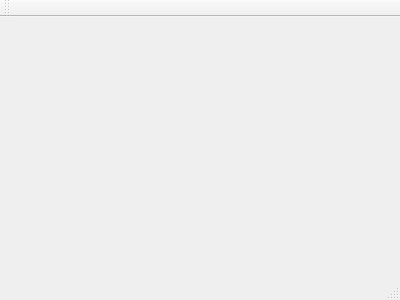
The window that item/intelligent_community/intelligent_community.ui (hewei-bit/QT-Learing) describes before a commit, drawn with Qt 5.
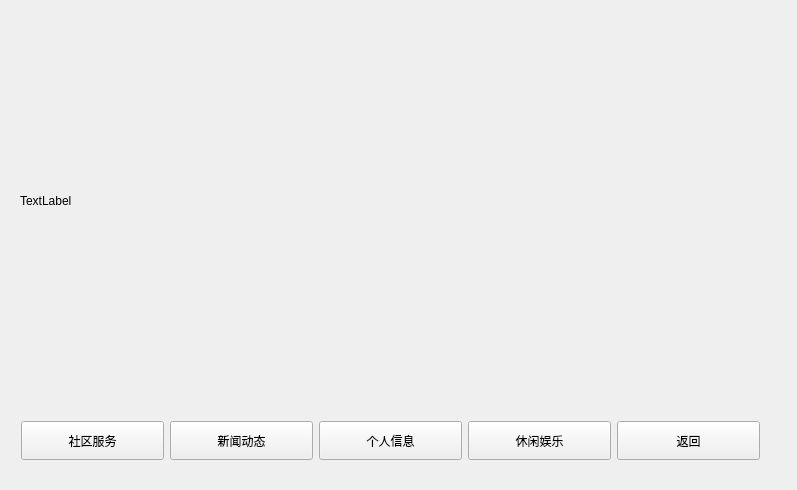
The same window after the commit.

Commit message: 智慧社区项目

The edit to the form file:
```diff
--- a/item/intelligent_community/intelligent_community.ui
+++ b/item/intelligent_community/intelligent_community.ui
@@ -1,24 +1,127 @@
 <ui version="4.0">
  <class>intelligent_community</class>
- <widget class="QMainWindow" name="intelligent_community" >
-  <property name="geometry" >
+ <widget class="QMainWindow" name="intelligent_community">
+  <property name="geometry">
    <rect>
     <x>0</x>
     <y>0</y>
-    <width>400</width>
-    <height>300</height>
+    <width>797</width>
+    <height>490</height>
    </rect>
   </property>
   <property name="windowTitle" >
    <string>intelligent_community</string>
   </property>
-  <widget class="QMenuBar" name="menuBar" />
-  <widget class="QToolBar" name="mainToolBar" />
-  <widget class="QWidget" name="centralWidget" />
-  <widget class="QStatusBar" name="statusBar" />
+  <widget class="QWidget" name="centralWidget">
+   <widget class="QWidget" name="widget_3" native="true">
+    <property name="geometry">
+     <rect>
+      <x>10</x>
+      <y>410</y>
+      <width>761</width>
+      <height>61</height>
+     </rect>
+    </property>
+    <layout class="QHBoxLayout" name="horizontalLayout">
+     <item>
+      <widget class="QPushButton" name="server_Btn">
+       <property name="sizePolicy">
+        <sizepolicy hsizetype="Expanding" vsizetype="Expanding">
+         <horstretch>0</horstretch>
+         <verstretch>0</verstretch>
+        </sizepolicy>
+       </property>
+       <property name="text">
+        <string>社区服务</string>
+       </property>
+      </widget>
+     </item>
+     <item>
+      <widget class="QPushButton" name="news_Btn">
+       <property name="sizePolicy">
+        <sizepolicy hsizetype="Expanding" vsizetype="Expanding">
+         <horstretch>0</horstretch>
+         <verstretch>0</verstretch>
+        </sizepolicy>
+       </property>
+       <property name="text">
+        <string>新闻动态</string>
+       </property>
+      </widget>
+     </item>
+     <item>
+      <widget class="QPushButton" name="selfinfo_Btn">
+       <property name="sizePolicy">
+        <sizepolicy hsizetype="Expanding" vsizetype="Expanding">
+         <horstretch>0</horstretch>
+         <verstretch>0</verstretch>
+        </sizepolicy>
+       </property>
+       <property name="text">
+        <string>个人信息</string>
+       </property>
+      </widget>
+     </item>
+     <item>
+      <widget class="QPushButton" name="leien_Btn">
+       <property name="sizePolicy">
+        <sizepolicy hsizetype="Expanding" vsizetype="Expanding">
+         <horstretch>0</horstretch>
+         <verstretch>0</verstretch>
+        </sizepolicy>
+       </property>
+       <property name="text">
+        <string>休闲娱乐</string>
+       </property>
+      </widget>
+     </item>
+     <item>
+      <widget class="QPushButton" name="back_Btn">
+       <property name="sizePolicy">
+        <sizepolicy hsizetype="Expanding" vsizetype="Expanding">
+         <horstretch>0</horstretch>
+         <verstretch>0</verstretch>
+        </sizepolicy>
+       </property>
+       <property name="text">
+        <string>返回</string>
+       </property>
+      </widget>
+     </item>
+    </layout>
+   </widget>
+   <widget class="QWidget" name="widget_2" native="true">
+    <property name="geometry">
+     <rect>
+      <x>540</x>
+      <y>20</y>
+      <width>241</width>
+      <height>361</height>
+     </rect>
+    </property>
+    <property name="sizePolicy">
+     <sizepolicy hsizetype="Fixed" vsizetype="Fixed">
+      <horstretch>0</horstretch>
+      <verstretch>0</verstretch>
+     </sizepolicy>
+    </property>
+   </widget>
+   <widget class="QLabel" name="label_17">
+    <property name="geometry">
+     <rect>
+      <x>20</x>
+      <y>20</y>
+      <width>501</width>
+      <height>361</height>
+     </rect>
+    </property>
+    <property name="text">
+     <string>TextLabel</string>
+    </property>
+   </widget>
+  </widget>
  </widget>
- <layoutDefault spacing="6" margin="11" />
- <pixmapfunction></pixmapfunction>
+ <layoutdefault spacing="6" margin="11"/>
  <resources/>
  <connections/>
 </ui>
```
Left out of the diff: 5 changed lines with no effect on the pictures. The commit also changes 30 other files.
